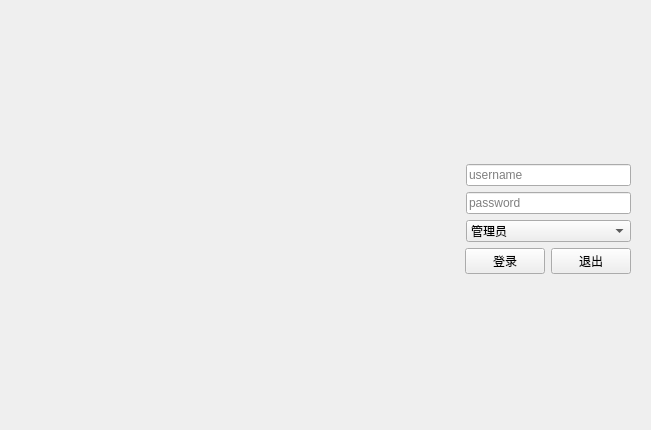
First picture: the form in logging.ui, repository StarPlatinumDa/InstrumentManagerSystem, before the edit.
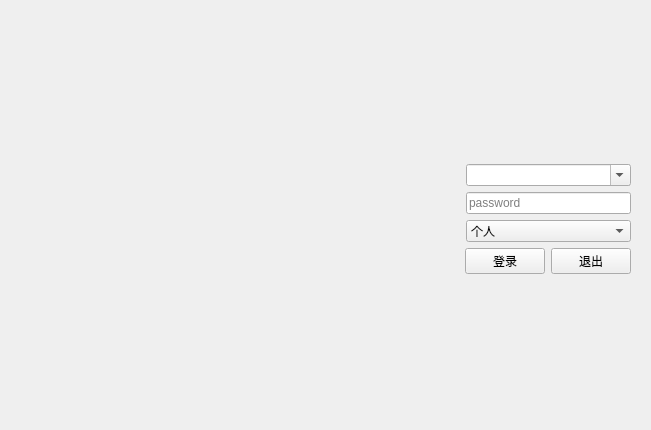
Second picture: the form after the edit. Icons and pictures are not drawn.

What changed in the file:
```diff
--- a/logging.ui
+++ b/logging.ui
@@ -104,9 +104,9 @@
            </widget>
           </item>
           <item>
-           <widget class="QLineEdit" name="le_username">
-            <property name="placeholderText">
-             <string>username</string>
+           <widget class="QComboBox" name="cb_username">
+            <property name="editable">
+             <bool>true</bool>
             </property>
            </widget>
           </item>
@@ -154,7 +154,7 @@
           <item>
            <widget class="QComboBox" name="comboBox">
             <property name="currentIndex">
-             <number>0</number>
+             <number>3</number>
             </property>
             <property name="maxCount">
              <number>2147483646</number>
```
